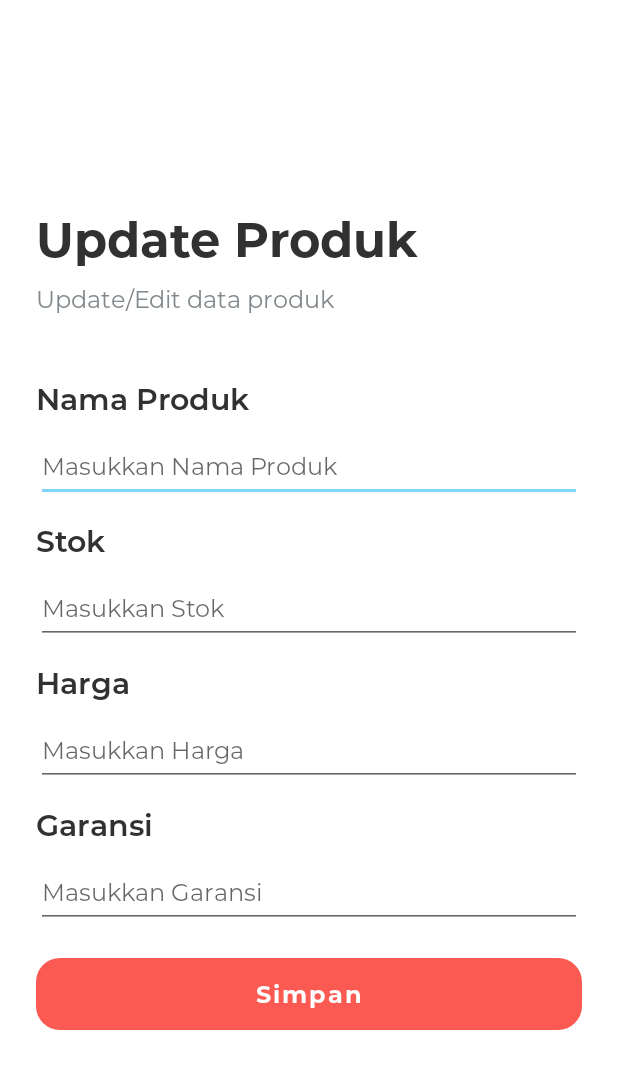
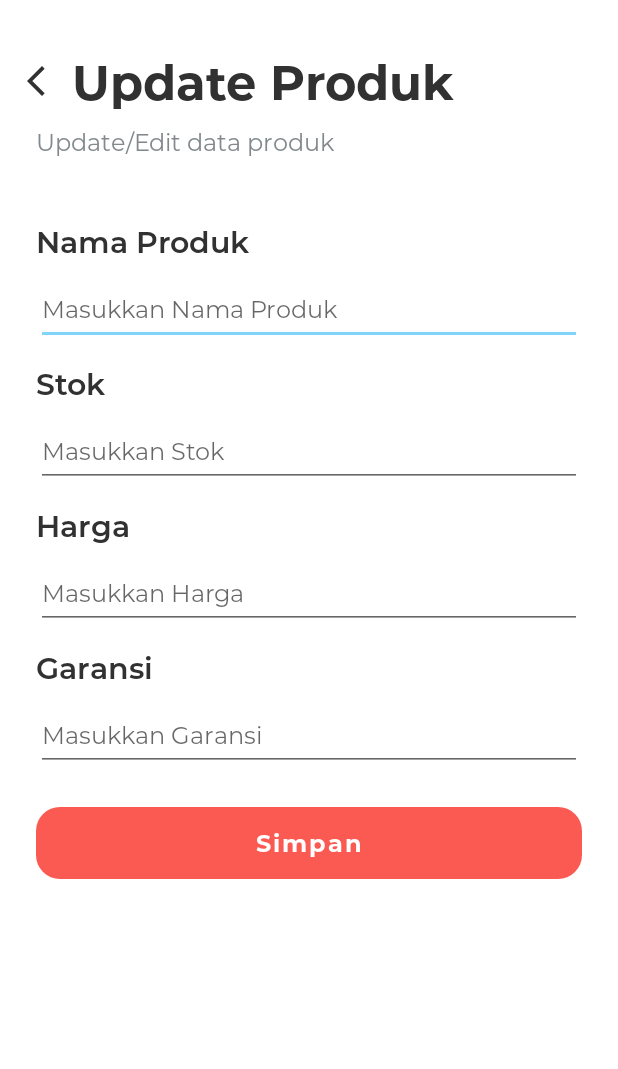
Before and after one commit to mfakhrulam/mobileapp3gpower, an Android app: the UpdateProduct screen opened directly, with no data from a screen before it, on a phone screen of 412 x 824 dp. Shown: the top 1069 px of the screen. Run offline under Robolectric (Android 15) with nearby library versions, the phone set to English and light mode, and no system bars; our stand-ins replace Room's generated code; 6 statements that could not run were skipped.

Commit message:
Add back button to view

```diff
--- a/app/src/main/java/com/example/mobileapp3gpower/UpdateProduct.java
+++ b/app/src/main/java/com/example/mobileapp3gpower/UpdateProduct.java
@@ -7,6 +7,7 @@ import android.util.Log;
 import android.view.View;
 import android.widget.Button;
 import android.widget.EditText;
+import android.widget.ImageButton;
 import android.widget.Toast;
 
 import com.example.mobileapp3gpower.database.AppDBProvider;
@@ -18,6 +19,8 @@ public class UpdateProduct extends AppCompatActivity {
     private Button btnSave;
     private EditText inpName, inpStock, inpPrice, inpWarranty;
     private ProductDao productDao;
+    private ImageButton btnBack;
+
 
     @Override
     protected void onCreate(Bundle savedInstanceState) {
@@ -26,6 +29,7 @@ public class UpdateProduct extends AppCompatActivity {
 
 
         btnSave = findViewById(R.id.btn_save);
+        btnBack = findViewById(R.id.back_btn);
 
         inpName = findViewById(R.id.inp_name);
         inpStock = findViewById(R.id.inp_stock);
@@ -54,6 +58,13 @@ public class UpdateProduct extends AppCompatActivity {
 
                     finish();
                 }
+            }
+        });
+
+        btnBack.setOnClickListener(new View.OnClickListener() {
+            @Override
+            public void onClick(View view) {
+                finish();
             }
         });
     }
--- a/app/src/main/res/layout/activity_list_product.xml
+++ b/app/src/main/res/layout/activity_list_product.xml
@@ -14,6 +14,7 @@
         <androidx.appcompat.widget.Toolbar
             android:id="@+id/toolbar"
             android:layout_width="match_parent"
+            app:navigationIcon="@drawable/back_white"
             app:title="Kelola Produk"
             android:layout_height="?attr/actionBarSize"
             android:background="?attr/colorPrimary"
--- a/app/src/main/res/layout/activity_update_product.xml
+++ b/app/src/main/res/layout/activity_update_product.xml
@@ -8,154 +8,172 @@
 
     <RelativeLayout
         android:layout_width="wrap_content"
+        android:layout_height="match_parent"
+        android:layout_marginTop="32dp">
+
+        <ImageButton
+            android:layout_width="wrap_content"
             android:layout_height="wrap_content"
-        android:layout_centerVertical="true">
+            android:src="@drawable/back"
+            android:backgroundTint="@color/white"
+            android:id="@+id/back_btn"
+            />
 
         <TextView
             android:id="@+id/txtv_heading"
             android:layout_width="wrap_content"
             android:layout_height="wrap_content"
-            android:layout_marginLeft="24dp"
+            android:layout_alignParentTop="true"
+            android:fontFamily="@font/montserrat_bold"
             android:text="Update Produk"
-            android:fontFamily="@font/montserrat_bold"
             android:textColor="@color/black"
             android:textSize="32sp"
-            android:layout_alignParentTop="true"
-            android:layout_alignParentStart="true"/>
+            android:layout_toRightOf="@id/back_btn"/>
 
         <TextView
             android:id="@+id/txtv_subheading"
             android:layout_width="wrap_content"
             android:layout_height="wrap_content"
+            android:layout_below="@+id/txtv_heading"
             android:layout_marginTop="8dp"
+            android:fontFamily="@font/montserrat_regular"
             android:text="Update/Edit data produk"
-            android:fontFamily="@font/montserrat_regular"
+            android:layout_marginStart="24dp"
+
             android:textColor="@color/grey"
-            android:textSize="16sp"
-            android:layout_alignStart="@+id/txtv_heading"
-            android:layout_below="@+id/txtv_heading"
-            />
+            android:textSize="16sp" />
+
+        <ScrollView
+            android:id="@+id/scroll_view"
+            android:layout_width="wrap_content"
+            android:layout_height="wrap_content"
+            android:layout_below="@id/txtv_subheading"
+            android:layout_marginTop="42dp">
+
+            <RelativeLayout
+                android:layout_width="wrap_content"
+                android:layout_height="wrap_content">
 
                 <TextView
                     android:id="@+id/txtv_name"
                     android:layout_width="wrap_content"
                     android:layout_height="wrap_content"
-            android:layout_marginTop="42dp"
+                    android:layout_marginHorizontal="24dp"
                     android:fontFamily="@font/montserrat_semi_bold"
                     android:text="Nama Produk"
                     android:textColor="@color/black"
-            android:textSize="20sp"
-            android:layout_alignStart="@+id/txtv_heading"
-            android:layout_below="@id/txtv_subheading"/>
+                    android:textSize="20sp" />
 
                 <EditText
                     android:id="@+id/inp_name"
                     android:layout_width="match_parent"
                     android:layout_height="wrap_content"
+                    android:layout_below="@id/txtv_name"
                     android:layout_marginHorizontal="24dp"
                     android:layout_marginTop="8dp"
                     android:ems="10"
-            android:textSize="16sp"
                     android:fontFamily="@font/montserrat_regular"
                     android:hint="Masukkan Nama Produk"
                     android:inputType="textEmailAddress"
                     android:minHeight="48dp"
-            android:layout_below="@id/txtv_name" />
+                    android:textSize="16sp" />
 
                 <TextView
                     android:id="@+id/txtv_stock"
                     android:layout_width="wrap_content"
                     android:layout_height="wrap_content"
+                    android:layout_below="@id/inp_name"
+                    android:layout_alignStart="@+id/txtv_name"
                     android:layout_marginTop="12dp"
                     android:fontFamily="@font/montserrat_semi_bold"
                     android:text="Stok"
                     android:textColor="@color/black"
-            android:textSize="20sp"
-            android:layout_alignStart="@+id/txtv_heading"
-            android:layout_below="@id/inp_name"/>
+                    android:textSize="20sp" />
 
                 <EditText
                     android:id="@+id/inp_stock"
                     android:layout_width="match_parent"
                     android:layout_height="wrap_content"
+                    android:layout_below="@id/txtv_stock"
                     android:layout_marginHorizontal="24dp"
                     android:layout_marginTop="8dp"
                     android:ems="10"
-            android:textSize="16sp"
                     android:fontFamily="@font/montserrat_regular"
                     android:hint="Masukkan Stok"
                     android:inputType="number"
                     android:minHeight="48dp"
-            android:layout_below="@id/txtv_stock" />
+                    android:textSize="16sp" />
 
                 <TextView
                     android:id="@+id/txtv_price"
                     android:layout_width="wrap_content"
                     android:layout_height="wrap_content"
+                    android:layout_below="@id/inp_stock"
+                    android:layout_alignStart="@+id/txtv_name"
                     android:layout_marginTop="12dp"
                     android:fontFamily="@font/montserrat_semi_bold"
                     android:text="Harga"
                     android:textColor="@color/black"
-            android:textSize="20sp"
-            android:layout_alignStart="@+id/txtv_heading"
-            android:layout_below="@id/inp_stock"/>
+                    android:textSize="20sp" />
 
                 <EditText
                     android:id="@+id/inp_price"
                     android:layout_width="match_parent"
                     android:layout_height="wrap_content"
+                    android:layout_below="@id/txtv_price"
                     android:layout_marginHorizontal="24dp"
                     android:layout_marginTop="8dp"
                     android:ems="10"
-            android:textSize="16sp"
                     android:fontFamily="@font/montserrat_regular"
                     android:hint="Masukkan Harga"
                     android:inputType="number"
                     android:minHeight="48dp"
-            android:layout_below="@id/txtv_price" />
+                    android:textSize="16sp" />
 
                 <TextView
                     android:id="@+id/txtv_warranty"
                     android:layout_width="wrap_content"
                     android:layout_height="wrap_content"
+                    android:layout_below="@id/inp_price"
+                    android:layout_alignStart="@+id/txtv_name"
                     android:layout_marginTop="12dp"
                     android:fontFamily="@font/montserrat_semi_bold"
                     android:text="Garansi"
                     android:textColor="@color/black"
-            android:textSize="20sp"
-            android:layout_alignStart="@+id/txtv_heading"
-            android:layout_below="@id/inp_price"/>
+                    android:textSize="20sp" />
 
                 <EditText
                     android:id="@+id/inp_warranty"
                     android:layout_width="match_parent"
                     android:layout_height="wrap_content"
+                    android:layout_below="@id/txtv_warranty"
                     android:layout_marginHorizontal="24dp"
                     android:layout_marginTop="8dp"
                     android:ems="10"
-            android:textSize="16sp"
                     android:fontFamily="@font/montserrat_regular"
                     android:hint="Masukkan Garansi"
                     android:inputType="number"
                     android:minHeight="48dp"
-            android:layout_below="@id/txtv_warranty" />
+                    android:textSize="16sp" />
 
                 <Button
                     android:id="@+id/btn_save"
                     android:layout_width="match_parent"
                     android:layout_height="wrap_content"
                     android:layout_marginHorizontal="24dp"
-            android:layout_marginTop="20dp"
+                    android:background="@drawable/rounded_button"
                     android:fontFamily="@font/montserrat_bold"
                     android:text="Simpan"
-            android:textSize="16sp"
-            android:background="@drawable/rounded_button"
+                    android:textAllCaps="false"
                     android:textColor="@color/white"
-            android:textAllCaps="false"
-            android:layout_below="@id/inp_warranty"/>
+                    android:layout_alignParentBottom="true"
+                    android:layout_marginBottom="24dp"
+                    android:layout_below="@id/inp_warranty"
+                    android:textSize="16sp" />
+            </RelativeLayout>
 
+        </ScrollView>
 
     </RelativeLayout>
 
-
 </RelativeLayout>
--- a/app/src/main/res/layout/view_transaction.xml
+++ b/app/src/main/res/layout/view_transaction.xml
@@ -100,6 +100,7 @@
             android:layout_height="wrap_content"
             android:layout_marginHorizontal="24dp"
             android:layout_marginBottom="8dp"
+            android:layout_marginTop="22dp"
             android:fontFamily="@font/montserrat_semi_bold"
             android:text="Total:"
             android:textColor="@color/black"
@@ -112,6 +113,7 @@
             android:layout_height="wrap_content"
             android:layout_toEndOf="@+id/txtv_id"
             android:layout_marginBottom="8dp"
+            android:layout_marginTop="22dp"
             android:fontFamily="@font/montserrat_semi_bold"
             android:layout_toRightOf="@id/txtv_id"
             android:textColor="@color/black"
```
Also changed, not shown: app/src/main/java/com/example/mobileapp3gpower/AddProduct.java (+10 -0 lines), app/src/main/java/com/example/mobileapp3gpower/ViewTransaction.java (+10 -0 lines), app/src/main/res/layout/activity_add_product.xml (+42 -18 lines), app/src/main/res/layout/activity_usr_transaction.xml (+63 -11 lines), app/src/main/res/layout/activity_view_transaction.xml (+11 -3 lines). Lines whose indentation alone changed are shown as unchanged.
